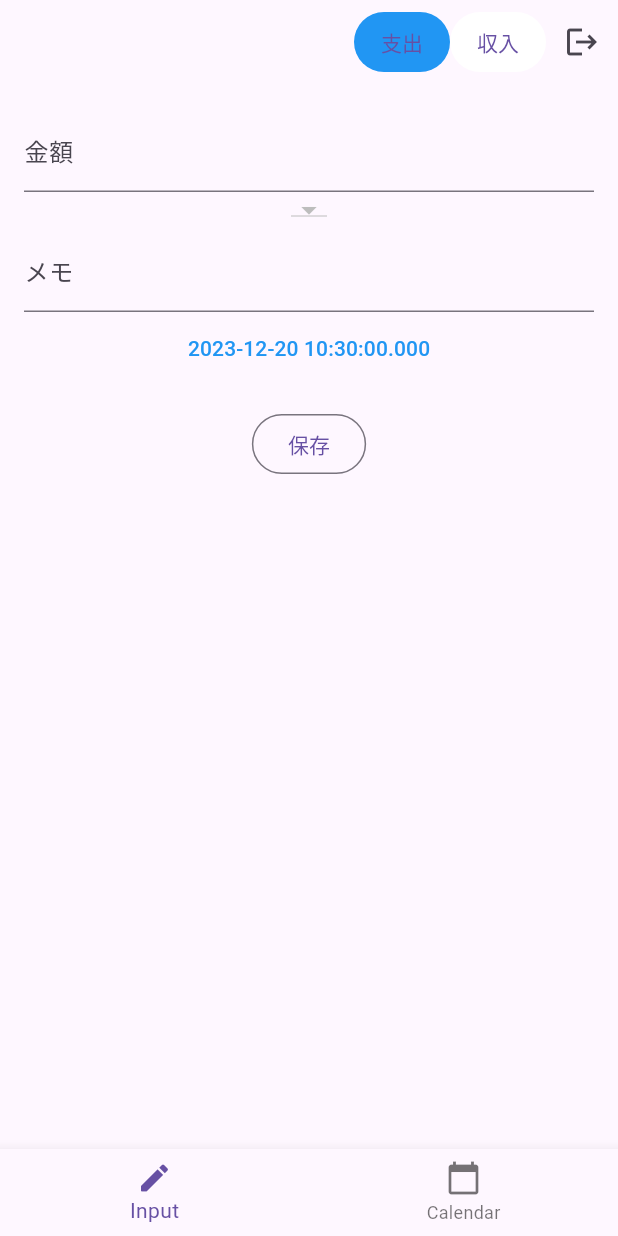
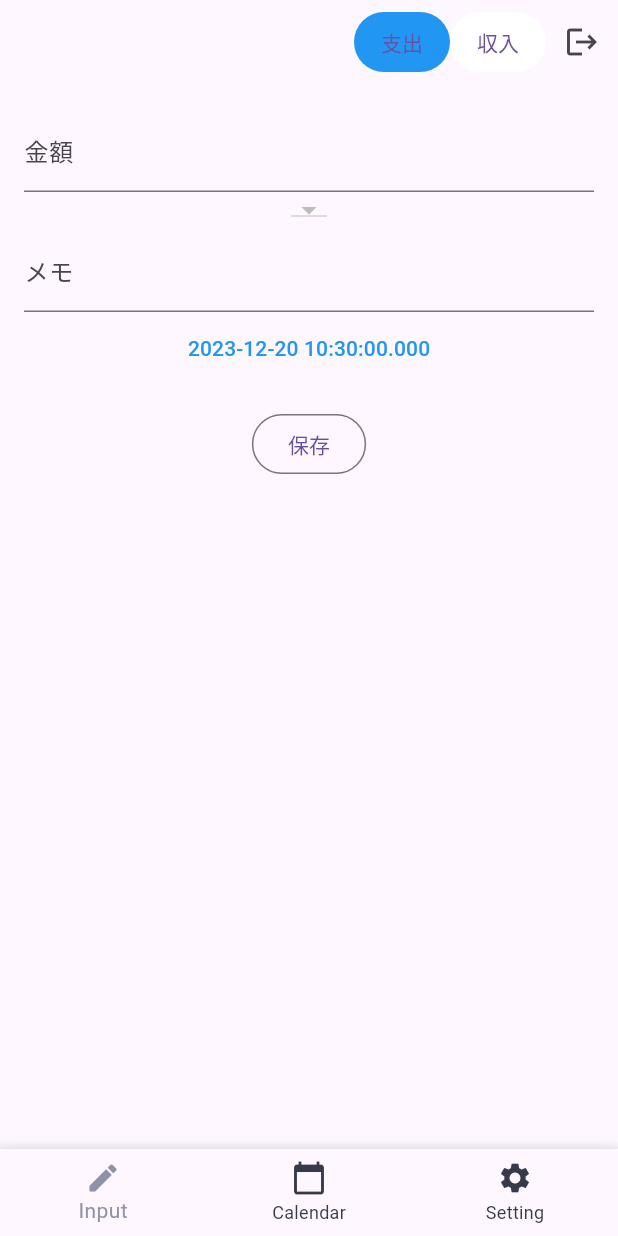
Before and after one commit to riiiiin/account_book, a Flutter app: the screen it shows once a user with an empty profile is signed in, on a phone screen of 412 x 824 dp. Run offline on Flutter 3.47's test engine with Material 3 defaults, Android fonts, the phone set to English and light mode, and no system bars; our stand-ins replace cloud_firestore, firebase_auth, firebase_core, flutter_datetime_picker_plus; accounts and stored records are empty; network calls fail.

Commit message:
#9-footerコンポーネントを作成

```diff
--- a/lib/components/button.dart
+++ b/lib/components/button.dart
@@ -29,8 +29,7 @@ class MyButton extends StatelessWidget {
           style: ButtonStyle(
             foregroundColor:
                 MaterialStateProperty.all<Color>(Colors.transparent),
-            backgroundColor:
-                MaterialStateProperty.all<Color>(UniqueColors['primaryColor']!),
+            backgroundColor: MaterialStateProperty.all<Color>(primaryColor),
             shape: MaterialStateProperty.all<RoundedRectangleBorder>(
               RoundedRectangleBorder(
                 borderRadius: BorderRadius.circular(2.0),
--- a/lib/components/footer.dart
+++ b/lib/components/footer.dart
@@ -1,3 +1,4 @@
+import 'package:firebase_sample/utils/styles.dart';
 import 'package:flutter/material.dart';
 
 int itemIndex = 0;
@@ -24,18 +25,37 @@ class _Footer extends State<Footer> {
         icon: Icon(Icons.calendar_today),
         label: 'Calendar',
       ),
+      BottomNavigationBarItem(
+        icon: Icon(Icons.settings),
+        label: 'Setting',
+      ),
     ];
   }
 
   @override
   Widget build(BuildContext context) {
-    return BottomNavigationBar(
-      currentIndex: pageIndex,
-      onTap: (pageIndex) {
-        pageIndex = pageIndex;
-        widget.viewCtrl?.add(pageIndex);
-      },
-      items: navigationItem(),
+    return Container(
+      decoration: const BoxDecoration(
+        boxShadow: [
+          BoxShadow(
+            color: Color.fromRGBO(126, 151, 168, 0.24),
+            blurRadius: 7,
+            offset: Offset(0, 0),
+          ),
+        ],
+      ),
+      child: BottomNavigationBar(
+        currentIndex: pageIndex,
+        selectedItemColor: secondaryColor,
+        unselectedItemColor: primaryColor,
+        onTap: (index) {
+          setState(() {
+            pageIndex = index;
+          });
+          widget.viewCtrl?.add(pageIndex);
+        },
+        items: navigationItem(),
+      ),
     );
   }
 }
--- a/lib/route/views.dart
+++ b/lib/route/views.dart
@@ -1,5 +1,6 @@
 import 'package:firebase_sample/view/calendar.dart';
 import 'package:firebase_sample/view/input.dart';
+import 'package:firebase_sample/view/setting.dart';
 import 'package:flutter/material.dart';
 
 class Views extends StatefulWidget {
@@ -33,6 +34,7 @@ class _Views extends State<Views> {
       children: const [
         Input(),
         Calendar(),
+        Setting(),
       ],
     );
   }
--- a/lib/utils/styles.dart
+++ b/lib/utils/styles.dart
@@ -1,9 +1,7 @@
 import 'package:flutter/material.dart';
 
-const UniqueColors = {
-  'primaryColor': Color(0xFF373A4D),
-  'palePrimaryColor': Color(0xFF5F6482),
-  'secondaryColor': Color(0xFF8F92A9),
-  'paleSecondaryColor': Color(0xFFF5F5FA),
-  'white': Color(0xFFFFFFFF),
-};
+const primaryColor = Color(0xFF373A4D);
+const palePrimaryColor = Color(0xFF5F6482);
+const secondaryColor = Color(0xFF8F92A9);
+const paleSecondaryColor = Color(0xFFF5F5FA);
+const white = Color(0xFFFFFFFF);
--- /dev/null
+++ b/lib/view/setting.dart
@@ -0,0 +1,9 @@
+import 'package:flutter/material.dart';
+
+class Setting extends StatelessWidget {
+  const Setting({Key? key}) : super(key: key);
+  @override
+  Widget build(BuildContext context) {
+    return const Center(child: Text("Hello Setting."));
+  }
+}
```
Also changed, not shown: lib/view/mypage.dart (deleted, +0 -9 lines).
